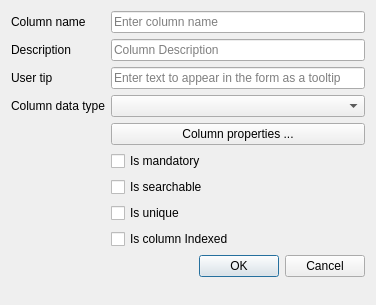
Before: the Qt Designer form ui/wizard/ui_column_editor.ui in gltn/stdm, drawn with Qt 5.
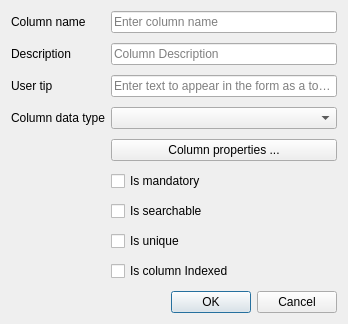
After: the same form once the commit is applied.

Commit message: Fixed a bug that occured when saving geometry column

What changed in the file:
```diff
--- a/ui/wizard/ui_column_editor.ui
+++ b/ui/wizard/ui_column_editor.ui
@@ -6,14 +6,17 @@
    <rect>
     <x>0</x>
     <y>0</y>
-    <width>376</width>
-    <height>305</height>
+    <width>348</width>
+    <height>302</height>
    </rect>
   </property>
   <property name="windowTitle">
    <string>Column editor</string>
   </property>
   <layout class="QFormLayout" name="formLayout">
+   <property name="verticalSpacing">
+    <number>10</number>
+   </property>
    <item row="0" column="0">
     <widget class="QLabel" name="label_2">
      <property name="text">
@@ -28,28 +31,28 @@
      </property>
     </widget>
    </item>
-   <item row="2" column="0">
+   <item row="1" column="0">
     <widget class="QLabel" name="label_3">
      <property name="text">
       <string>Description</string>
      </property>
     </widget>
    </item>
-   <item row="2" column="1">
+   <item row="1" column="1">
     <widget class="QLineEdit" name="edtColDesc">
      <property name="placeholderText">
       <string>Column Description</string>
      </property>
     </widget>
    </item>
-   <item row="4" column="0">
+   <item row="2" column="0">
     <widget class="QLabel" name="label_11">
      <property name="text">
       <string>User tip</string>
      </property>
     </widget>
    </item>
-   <item row="4" column="1">
+   <item row="2" column="1">
     <widget class="QLineEdit" name="edtUserTip">
      <property name="text">
       <string/>
@@ -59,29 +62,47 @@
      </property>
     </widget>
    </item>
-   <item row="6" column="0">
+   <item row="3" column="0">
     <widget class="QLabel" name="label_4">
      <property name="text">
       <string>Column data type</string>
      </property>
     </widget>
    </item>
-   <item row="6" column="1">
+   <item row="3" column="1">
     <widget class="QComboBox" name="cboDataType">
+     <property name="sizePolicy">
+      <sizepolicy hsizetype="Expanding" vsizetype="Fixed">
+       <horstretch>0</horstretch>
+       <verstretch>0</verstretch>
+      </sizepolicy>
+     </property>
      <property name="editable">
       <bool>false</bool>
      </property>
     </widget>
    </item>
-   <item row="8" column="1">
+   <item row="4" column="1">
     <widget class="QPushButton" name="btnColProp">
+     <property name="sizePolicy">
+      <sizepolicy hsizetype="Expanding" vsizetype="Fixed">
+       <horstretch>0</horstretch>
+       <verstretch>0</verstretch>
+      </sizepolicy>
+     </property>
      <property name="text">
       <string>Column properties ...</string>
      </property>
     </widget>
    </item>
-   <item row="10" column="1">
+   <item row="5" column="1">
     <widget class="QCheckBox" name="cbMandt">
+     <property name="sizePolicy">
+      <sizepolicy hsizetype="Minimum" vsizetype="Expanding">
+       <horstretch>0</horstretch>
+       <verstretch>0</verstretch>
+      </sizepolicy>
+     </property>
      <property name="text">
       <string>Is mandatory</string>
      </property>
@@ -90,28 +111,46 @@
      </property>
     </widget>
    </item>
-   <item row="12" column="1">
+   <item row="6" column="1">
     <widget class="QCheckBox" name="cbSearch">
+     <property name="sizePolicy">
+      <sizepolicy hsizetype="Expanding" vsizetype="Fixed">
+       <horstretch>0</horstretch>
+       <verstretch>0</verstretch>
+      </sizepolicy>
+     </property>
      <property name="text">
       <string>Is searchable</string>
      </property>
     </widget>
    </item>
-   <item row="13" column="1">
+   <item row="7" column="1">
     <widget class="QCheckBox" name="cbUnique">
+     <property name="sizePolicy">
+      <sizepolicy hsizetype="Expanding" vsizetype="Fixed">
+       <horstretch>0</horstretch>
+       <verstretch>0</verstretch>
+      </sizepolicy>
+     </property>
      <property name="text">
       <string>Is unique</string>
      </property>
     </widget>
    </item>
-   <item row="14" column="1">
+   <item row="8" column="1">
     <widget class="QCheckBox" name="cbIndex">
+     <property name="sizePolicy">
+      <sizepolicy hsizetype="Expanding" vsizetype="Fixed">
+       <horstretch>0</horstretch>
+       <verstretch>0</verstretch>
+      </sizepolicy>
+     </property>
      <property name="text">
       <string>Is column Indexed</string>
      </property>
     </widget>
    </item>
-   <item row="16" column="1">
+   <item row="9" column="1">
     <widget class="QDialogButtonBox" name="buttonBox">
      <property name="orientation">
       <enum>Qt::Horizontal</enum>
```
The commit also changes 3 other files.
